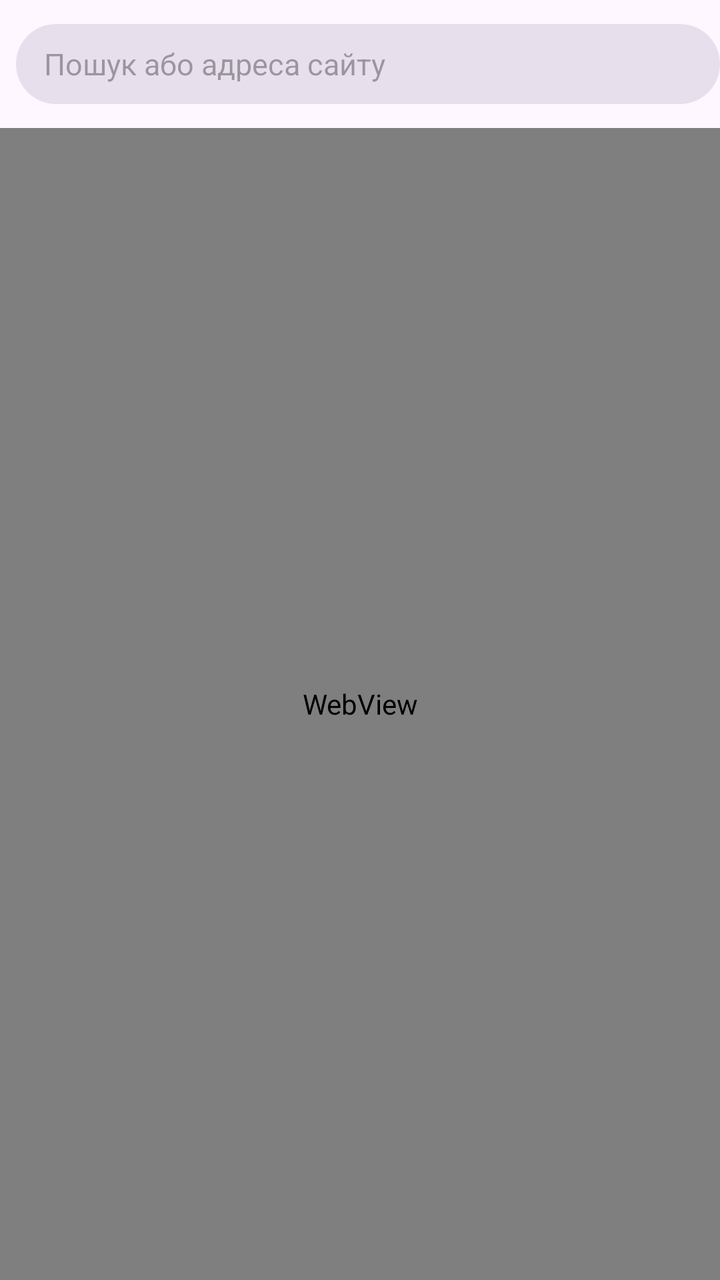
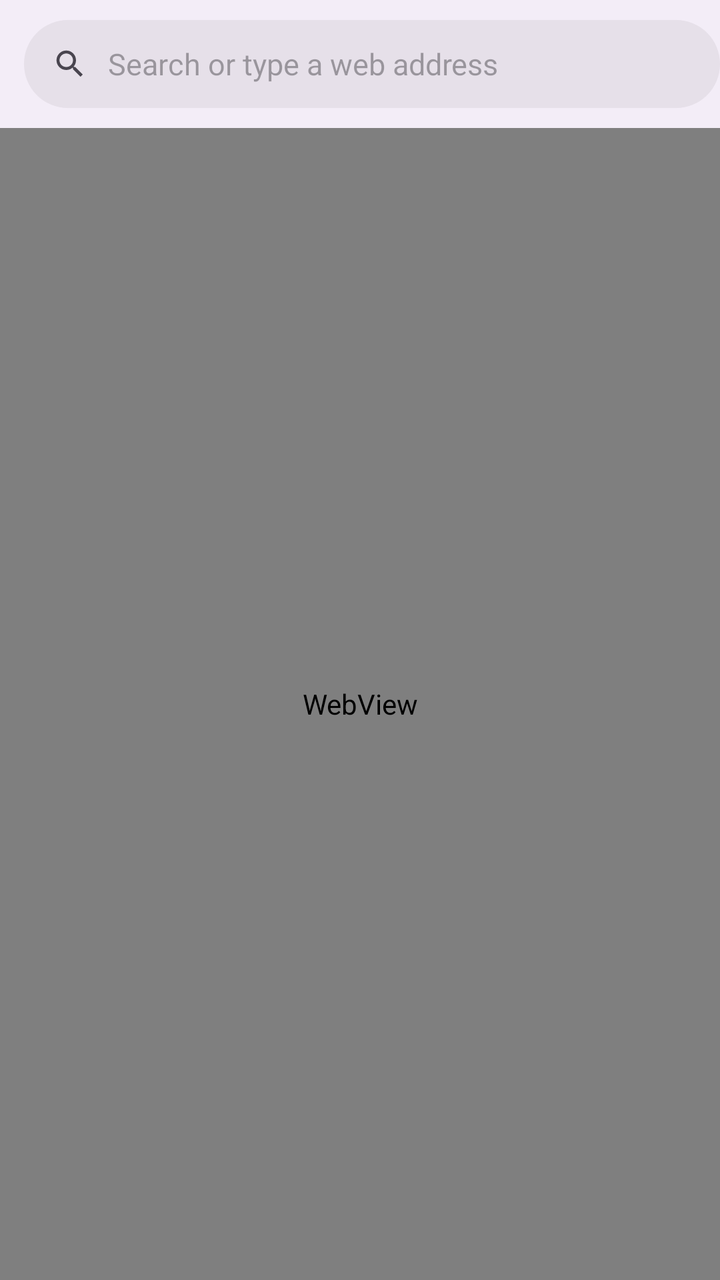

Before-and-after screenshots of an Android layout around one commit, followed by the original layout XML and the change that was made.
<!-- AndroidManifest.xml: application theme Theme.FreeCaster -->
<!-- res/layout/activity_main.xml -->
<?xml version="1.0" encoding="utf-8"?>
<LinearLayout xmlns:android="http://schemas.android.com/apk/res/android"
    xmlns:app="http://schemas.android.com/apk/res-auto"
    android:id="@+id/root"
    android:layout_width="match_parent"
    android:layout_height="match_parent"
    android:orientation="vertical">

    <com.google.android.material.appbar.MaterialToolbar
        android:id="@+id/toolbar"
        android:layout_width="match_parent"
        android:layout_height="?attr/actionBarSize"
        app:contentInsetStart="8dp">

        <EditText
            android:id="@+id/address"
            android:layout_width="match_parent"
            android:layout_height="40dp"
            android:background="@drawable/address_bg"
            android:hint="@string/address_hint"
            android:imeOptions="actionGo|flagNoExtractUi"
            android:importantForAutofill="no"
            android:inputType="textUri"
            android:paddingHorizontal="14dp"
            android:selectAllOnFocus="true"
            android:singleLine="true"
            android:textSize="15sp" />
    </com.google.android.material.appbar.MaterialToolbar>

    <com.google.android.material.progressindicator.LinearProgressIndicator
        android:id="@+id/progress"
        android:layout_width="match_parent"
        android:layout_height="wrap_content"
        android:visibility="gone" />

    <FrameLayout
        android:layout_width="match_parent"
        android:layout_height="0dp"
        android:layout_weight="1">

        <WebView
            android:id="@+id/web"
            android:layout_width="match_parent"
            android:layout_height="match_parent" />

        <com.google.android.material.floatingactionbutton.ExtendedFloatingActionButton
            android:id="@+id/fab"
            android:layout_width="wrap_content"
            android:layout_height="wrap_content"
            android:layout_gravity="bottom|end"
            android:layout_margin="16dp"
            android:visibility="gone"
            app:icon="@drawable/ic_cast" />
    </FrameLayout>

    <androidx.fragment.app.FragmentContainerView
        android:id="@+id/mini_controller"
        class="com.google.android.gms.cast.framework.media.widget.MiniControllerFragment"
        android:layout_width="match_parent"
        android:layout_height="wrap_content"
        android:visibility="gone" />
</LinearLayout>
<!-- resources referenced by this layout -->
<resources>
  <!-- drawable address_bg (drawable) -->
  <?xml version="1.0" encoding="utf-8"?>
  <shape xmlns:android="http://schemas.android.com/apk/res/android" android:shape="rectangle">
      <solid android:color="?attr/colorSurfaceVariant" />
      <corners android:radius="20dp" />
  </shape>
  <!-- drawable ic_cast (drawable) -->
  <vector xmlns:android="http://schemas.android.com/apk/res/android"
      android:width="24dp" android:height="24dp" android:viewportWidth="24" android:viewportHeight="24"
      android:tint="?attr/colorControlNormal">
      <path android:fillColor="@android:color/white"
          android:pathData="M21,3L3,3c-1.1,0 -2,0.9 -2,2v3h2L3,5h18v14h-7v2h7c1.1,0 2,-0.9 2,-2L23,5c0,-1.1 -0.9,-2 -2,-2zM1,18v3h3c0,-1.66 -1.34,-3 -3,-3zM1,14v2c2.76,0 5,2.24 5,5h2c0,-3.87 -3.13,-7 -7,-7zM1,10v2c4.97,0 9,4.03 9,9h2c0,-6.08 -4.93,-11 -11,-11z" />
  </vector>
  <string name="address_hint">Пошук або адреса сайту</string>
  <style name="Theme.FreeCaster" parent="Theme.Material3.DayNight.NoActionBar">
          <item name="colorPrimary">#3D6AF2</item>
          <item name="colorSecondary">#3D6AF2</item>
      </style>
</resources>

<!-- the commit's change to res/layout/activity_main.xml (unified diff, before → after) -->
@@ -2,6 +2,7 @@
 <LinearLayout xmlns:android="http://schemas.android.com/apk/res/android"
     xmlns:app="http://schemas.android.com/apk/res-auto"
     android:id="@+id/root"
+    android:background="?attr/colorSurfaceContainer"
     android:layout_width="match_parent"
     android:layout_height="match_parent"
     android:orientation="vertical">
@@ -10,21 +11,52 @@
         android:id="@+id/toolbar"
         android:layout_width="match_parent"
         android:layout_height="?attr/actionBarSize"
-        app:contentInsetStart="8dp">
+        android:background="?attr/colorSurfaceContainer"
+        app:contentInsetStart="12dp">
 
-        <EditText
-            android:id="@+id/address"
+        <LinearLayout
+            android:id="@+id/address_box"
             android:layout_width="match_parent"
-            android:layout_height="40dp"
+            android:layout_height="44dp"
             android:background="@drawable/address_bg"
-            android:hint="@string/address_hint"
-            android:imeOptions="actionGo|flagNoExtractUi"
-            android:importantForAutofill="no"
-            android:inputType="textUri"
-            android:paddingHorizontal="14dp"
-            android:selectAllOnFocus="true"
-            android:singleLine="true"
-            android:textSize="15sp" />
+            android:gravity="center_vertical"
+            android:orientation="horizontal"
+            android:paddingStart="14dp"
+            android:paddingEnd="4dp">
+
+            <ImageView
+                android:id="@+id/address_icon"
+                android:layout_width="18dp"
+                android:layout_height="18dp"
+                android:importantForAccessibility="no"
+                android:src="@drawable/ic_search"
+                app:tint="?attr/colorOnSurfaceVariant" />
+
+            <EditText
+                android:id="@+id/address"
+                android:layout_width="0dp"
+                android:layout_height="match_parent"
+                android:layout_weight="1"
+                android:background="@null"
+                android:hint="@string/address_hint"
+                android:imeOptions="actionGo|flagNoExtractUi"
+                android:importantForAutofill="no"
+                android:inputType="textUri"
+                android:paddingHorizontal="10dp"
+                android:selectAllOnFocus="true"
+                android:singleLine="true"
+                android:textSize="15sp" />
+
+            <ImageButton
+                android:id="@+id/address_clear"
+                android:layout_width="36dp"
+                android:layout_height="36dp"
+                android:background="?attr/selectableItemBackgroundBorderless"
+                android:contentDescription="@string/clear"
+                android:src="@drawable/ic_close"
+                android:visibility="gone"
+                app:tint="?attr/colorOnSurfaceVariant" />
+        </LinearLayout>
     </com.google.android.material.appbar.MaterialToolbar>
 
     <com.google.android.material.progressindicator.LinearProgressIndicator
@@ -50,6 +82,7 @@
             android:layout_gravity="bottom|end"
             android:layout_margin="16dp"
             android:visibility="gone"
+            app:iconTint="?attr/colorOnPrimaryContainer"
             app:icon="@drawable/ic_cast" />
     </FrameLayout>
 
<!-- resource entries referenced after the edit -->
@@ -3,8 +3,8 @@
   <!-- drawable address_bg (drawable) -->
   <?xml version="1.0" encoding="utf-8"?>
   <shape xmlns:android="http://schemas.android.com/apk/res/android" android:shape="rectangle">
-      <solid android:color="?attr/colorSurfaceVariant" />
-      <corners android:radius="20dp" />
+      <solid android:color="?attr/colorSurfaceContainerHighest" />
+      <corners android:radius="22dp" />
   </shape>
   <!-- drawable ic_cast (drawable) -->
   <vector xmlns:android="http://schemas.android.com/apk/res/android"
@@ -13,7 +13,22 @@
       <path android:fillColor="@android:color/white"
           android:pathData="M21,3L3,3c-1.1,0 -2,0.9 -2,2v3h2L3,5h18v14h-7v2h7c1.1,0 2,-0.9 2,-2L23,5c0,-1.1 -0.9,-2 -2,-2zM1,18v3h3c0,-1.66 -1.34,-3 -3,-3zM1,14v2c2.76,0 5,2.24 5,5h2c0,-3.87 -3.13,-7 -7,-7zM1,10v2c4.97,0 9,4.03 9,9h2c0,-6.08 -4.93,-11 -11,-11z" />
   </vector>
-  <string name="address_hint">Пошук або адреса сайту</string>
+  <!-- drawable ic_close (drawable) -->
+  <vector xmlns:android="http://schemas.android.com/apk/res/android"
+      android:width="24dp" android:height="24dp" android:viewportWidth="24" android:viewportHeight="24"
+      android:tint="?attr/colorControlNormal">
+      <path android:fillColor="@android:color/white"
+          android:pathData="M19,6.41L17.59,5 12,10.59 6.41,5 5,6.41 10.59,12 5,17.59 6.41,19 12,13.41 17.59,19 19,17.59 13.41,12z" />
+  </vector>
+  <!-- drawable ic_search (drawable) -->
+  <vector xmlns:android="http://schemas.android.com/apk/res/android"
+      android:width="24dp" android:height="24dp" android:viewportWidth="24" android:viewportHeight="24"
+      android:tint="?attr/colorControlNormal">
+      <path android:fillColor="@android:color/white"
+          android:pathData="M15.5,14h-0.79l-0.28,-0.27C15.41,12.59 16,11.11 16,9.5 16,5.91 13.09,3 9.5,3S3,5.91 3,9.5 5.91,16 9.5,16c1.61,0 3.09,-0.59 4.23,-1.57l0.27,0.28v0.79l5,4.99L20.49,19l-4.99,-5zM9.5,14C7.01,14 5,11.99 5,9.5S7.01,5 9.5,5 14,7.01 14,9.5 11.99,14 9.5,14z" />
+  </vector>
+  <string name="address_hint">Search or type a web address</string>
+  <string name="clear">Clear</string>
   <style name="Theme.FreeCaster" parent="Theme.Material3.DayNight.NoActionBar">
           <item name="colorPrimary">#3D6AF2</item>
           <item name="colorSecondary">#3D6AF2</item>
